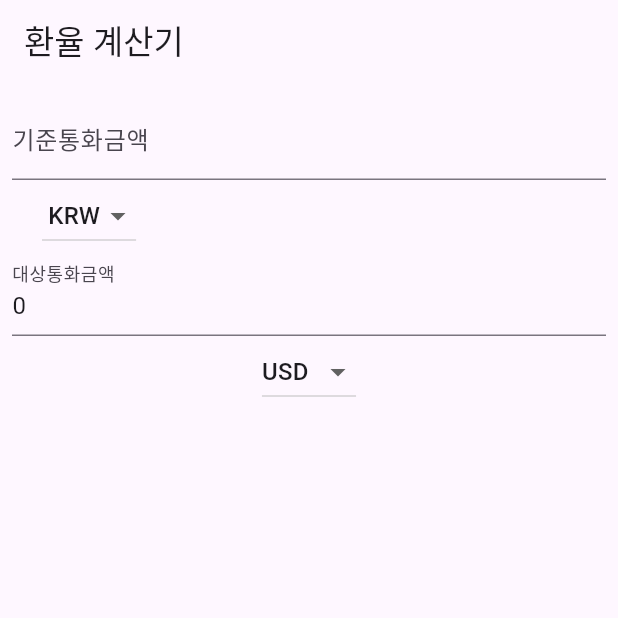
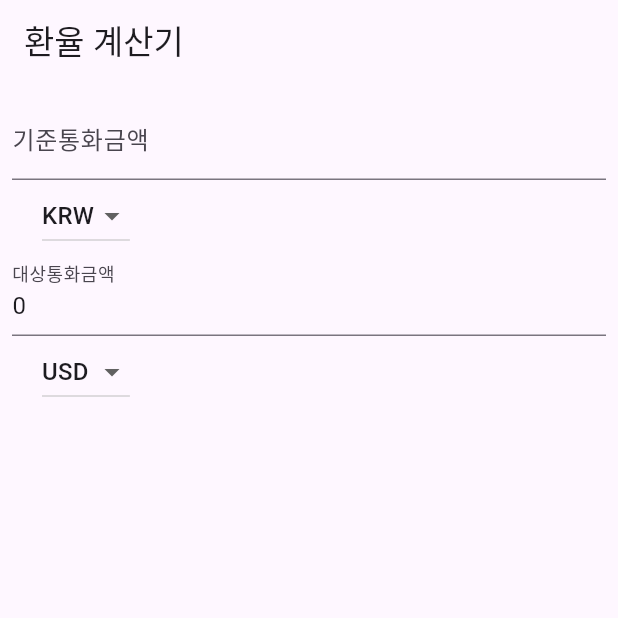
Before and after one commit to chepchep2/exchange_currency, a Flutter app: the screen it shows after launch, on a phone screen of 412 x 824 dp, the top half of it. Run offline on Flutter 3.47's test engine with Material 3 defaults, Android fonts, the phone set to English and light mode, and no system bars.

Commit message:
feat: ui수정함

```diff
--- a/lib/ui/main/main_screen.dart
+++ b/lib/ui/main/main_screen.dart
@@ -70,7 +70,7 @@ class _ExchangeCurrencyMainScreenState
                   DropdownButton(
                     value: selectCurrency,
                     items: const [
-                      DropdownMenuItem(value: 'KRW', child: Text(' KRW')),
+                      DropdownMenuItem(value: 'KRW', child: Text('KRW')),
                       DropdownMenuItem(value: 'USD', child: Text('USD')),
                     ],
                     onChanged: (value) {
@@ -91,10 +91,14 @@ class _ExchangeCurrencyMainScreenState
                 text: targetAmount.toString(),
               ),
             ),
+            Padding(
+              padding: const EdgeInsets.only(left: 20),
+              child: Row(
+                children: [
                   DropdownButton(
                     value: targetCurrency,
                     items: const [
-                DropdownMenuItem(value: 'KRW', child: Text(' KRW')),
+                      DropdownMenuItem(value: 'KRW', child: Text('KRW')),
                       DropdownMenuItem(value: 'USD', child: Text('USD')),
                     ],
                     onChanged: (value) {
@@ -104,6 +108,10 @@ class _ExchangeCurrencyMainScreenState
                       updateTargetAmount();
                     },
                   ),
+                ],
+              ),
+            ),
+
           ],
         ),
       ),
```
Lines whose indentation alone changed are shown as unchanged.
